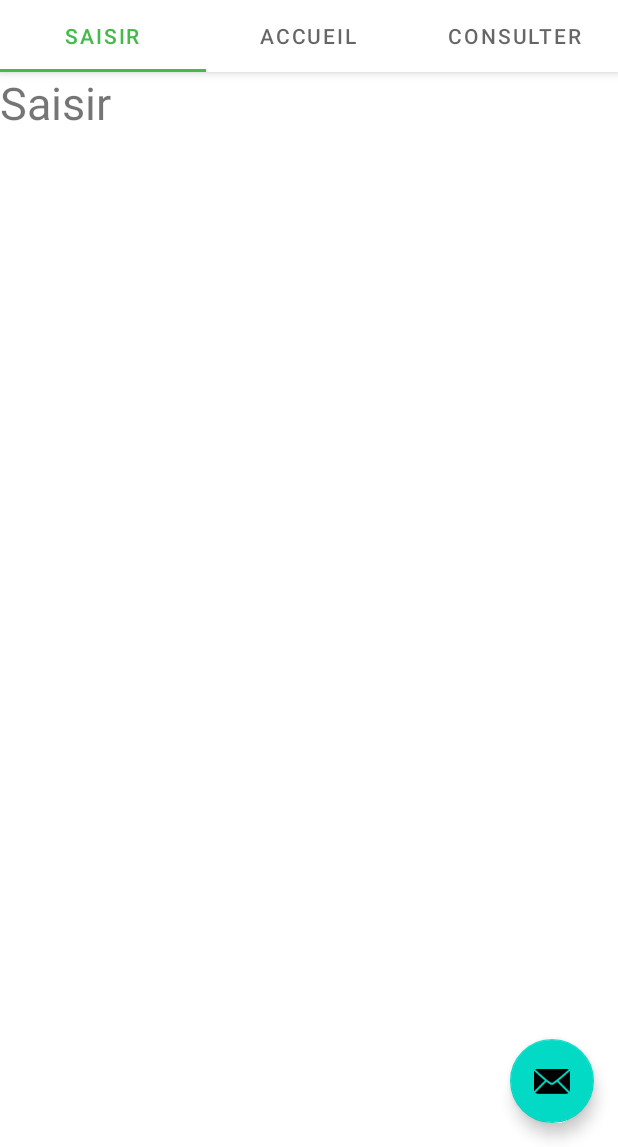
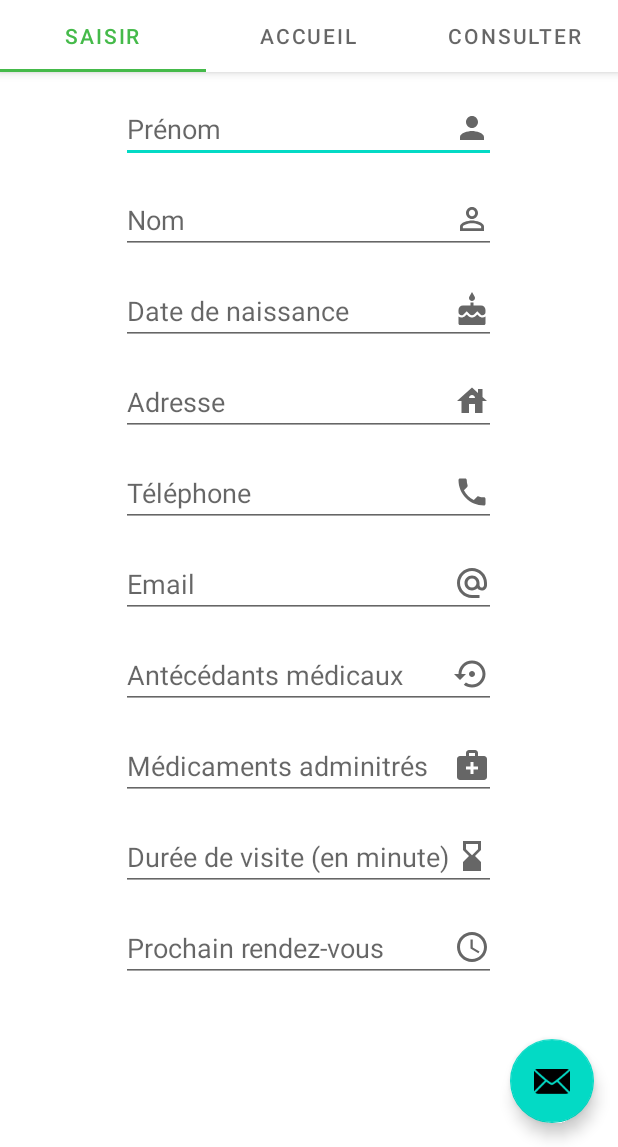
Before and after one commit to DevDeNiro/GSB-Gestion-Compte-Rendus, an Android app: the screen it shows after launch (MainActivity), on a phone screen of 412 x 824 dp, the part 89-1236 px from its top. Run offline under Robolectric (Android 15) with nearby library versions, the light colour scheme and no system bars.

Commit message:
Ajout champs et icones

```diff
--- /dev/null
+++ b/app/src/main/res/drawable/ante.xml
@@ -0,0 +1,10 @@
+<vector xmlns:android="http://schemas.android.com/apk/res/android"
+    android:width="24dp"
+    android:height="24dp"
+    android:viewportWidth="24"
+    android:viewportHeight="24"
+    android:tint="?attr/colorControlNormal">
+  <path
+      android:fillColor="@android:color/white"
+      android:pathData="M14,12c0,-1.1 -0.9,-2 -2,-2s-2,0.9 -2,2 0.9,2 2,2 2,-0.9 2,-2zM12,3c-4.97,0 -9,4.03 -9,9L0,12l4,4 4,-4L5,12c0,-3.87 3.13,-7 7,-7s7,3.13 7,7 -3.13,7 -7,7c-1.51,0 -2.91,-0.49 -4.06,-1.3l-1.42,1.44C8.04,20.3 9.94,21 12,21c4.97,0 9,-4.03 9,-9s-4.03,-9 -9,-9z"/>
+</vector>
--- /dev/null
+++ b/app/src/main/res/drawable/cake.xml
@@ -0,0 +1,10 @@
+<vector xmlns:android="http://schemas.android.com/apk/res/android"
+    android:width="24dp"
+    android:height="24dp"
+    android:viewportWidth="24"
+    android:viewportHeight="24"
+    android:tint="?attr/colorControlNormal">
+  <path
+      android:fillColor="@android:color/white"
+      android:pathData="M12,6c1.11,0 2,-0.9 2,-2 0,-0.38 -0.1,-0.73 -0.29,-1.03L12,0l-1.71,2.97c-0.19,0.3 -0.29,0.65 -0.29,1.03 0,1.1 0.9,2 2,2zM16.6,15.99l-1.07,-1.07 -1.08,1.07c-1.3,1.3 -3.58,1.31 -4.89,0l-1.07,-1.07 -1.09,1.07C6.75,16.64 5.88,17 4.96,17c-0.73,0 -1.4,-0.23 -1.96,-0.61L3,21c0,0.55 0.45,1 1,1h16c0.55,0 1,-0.45 1,-1v-4.61c-0.56,0.38 -1.23,0.61 -1.96,0.61 -0.92,0 -1.79,-0.36 -2.44,-1.01zM18,9h-5L13,7h-2v2L6,9c-1.66,0 -3,1.34 -3,3v1.54c0,1.08 0.88,1.96 1.96,1.96 0.52,0 1.02,-0.2 1.38,-0.57l2.14,-2.13 2.13,2.13c0.74,0.74 2.03,0.74 2.77,0l2.14,-2.13 2.13,2.13c0.37,0.37 0.86,0.57 1.38,0.57 1.08,0 1.96,-0.88 1.96,-1.96L20.99,12C21,10.34 19.66,9 18,9z"/>
+</vector>
--- /dev/null
+++ b/app/src/main/res/drawable/email.xml
@@ -0,0 +1,10 @@
+<vector xmlns:android="http://schemas.android.com/apk/res/android"
+    android:width="24dp"
+    android:height="24dp"
+    android:viewportWidth="24"
+    android:viewportHeight="24"
+    android:tint="?attr/colorControlNormal">
+  <path
+      android:fillColor="@android:color/white"
+      android:pathData="M12,2C6.48,2 2,6.48 2,12s4.48,10 10,10h5v-2h-5c-4.34,0 -8,-3.66 -8,-8s3.66,-8 8,-8 8,3.66 8,8v1.43c0,0.79 -0.71,1.57 -1.5,1.57s-1.5,-0.78 -1.5,-1.57L17,12c0,-2.76 -2.24,-5 -5,-5s-5,2.24 -5,5 2.24,5 5,5c1.38,0 2.64,-0.56 3.54,-1.47 0.65,0.89 1.77,1.47 2.96,1.47 1.97,0 3.5,-1.6 3.5,-3.57L22,12c0,-5.52 -4.48,-10 -10,-10zM12,15c-1.66,0 -3,-1.34 -3,-3s1.34,-3 3,-3 3,1.34 3,3 -1.34,3 -3,3z"/>
+</vector>
--- /dev/null
+++ b/app/src/main/res/drawable/house.xml
@@ -0,0 +1,10 @@
+<vector xmlns:android="http://schemas.android.com/apk/res/android"
+    android:width="24dp"
+    android:height="24dp"
+    android:viewportWidth="24"
+    android:viewportHeight="24"
+    android:tint="?attr/colorControlNormal">
+  <path
+      android:fillColor="@android:color/white"
+      android:pathData="M19,9.3V4h-3v2.6L12,3L2,12h3v8h5v-6h4v6h5v-8h3L19,9.3zM10,10c0,-1.1 0.9,-2 2,-2s2,0.9 2,2H10z"/>
+</vector>
--- /dev/null
+++ b/app/src/main/res/drawable/medoc.xml
@@ -0,0 +1,10 @@
+<vector xmlns:android="http://schemas.android.com/apk/res/android"
+    android:width="24dp"
+    android:height="24dp"
+    android:viewportWidth="24"
+    android:viewportHeight="24"
+    android:tint="?attr/colorControlNormal">
+  <path
+      android:fillColor="@android:color/white"
+      android:pathData="M20,6h-4V4c0,-1.1 -0.9,-2 -2,-2h-4C8.9,2 8,2.9 8,4v2H4C2.9,6 2,6.9 2,8v12c0,1.1 0.9,2 2,2h16c1.1,0 2,-0.9 2,-2V8C22,6.9 21.1,6 20,6zM10,4h4v2h-4V4zM16,15h-3v3h-2v-3H8v-2h3v-3h2v3h3V15z"/>
+</vector>
--- /dev/null
+++ b/app/src/main/res/drawable/person.xml
@@ -0,0 +1,10 @@
+<vector xmlns:android="http://schemas.android.com/apk/res/android"
+    android:width="24dp"
+    android:height="24dp"
+    android:viewportWidth="24"
+    android:viewportHeight="24"
+    android:tint="?attr/colorControlNormal">
+  <path
+      android:fillColor="@android:color/white"
+      android:pathData="M12,12c2.21,0 4,-1.79 4,-4s-1.79,-4 -4,-4 -4,1.79 -4,4 1.79,4 4,4zM12,14c-2.67,0 -8,1.34 -8,4v2h16v-2c0,-2.66 -5.33,-4 -8,-4z"/>
+</vector>
--- /dev/null
+++ b/app/src/main/res/drawable/person2.xml
@@ -0,0 +1,10 @@
+<vector xmlns:android="http://schemas.android.com/apk/res/android"
+    android:width="24dp"
+    android:height="24dp"
+    android:viewportWidth="24"
+    android:viewportHeight="24"
+    android:tint="?attr/colorControlNormal">
+  <path
+      android:fillColor="@android:color/white"
+      android:pathData="M12,5.9c1.16,0 2.1,0.94 2.1,2.1s-0.94,2.1 -2.1,2.1S9.9,9.16 9.9,8s0.94,-2.1 2.1,-2.1m0,9c2.97,0 6.1,1.46 6.1,2.1v1.1L5.9,18.1L5.9,17c0,-0.64 3.13,-2.1 6.1,-2.1M12,4C9.79,4 8,5.79 8,8s1.79,4 4,4 4,-1.79 4,-4 -1.79,-4 -4,-4zM12,13c-2.67,0 -8,1.34 -8,4v3h16v-3c0,-2.66 -5.33,-4 -8,-4z"/>
+</vector>
--- /dev/null
+++ b/app/src/main/res/drawable/phone.xml
@@ -0,0 +1,10 @@
+<vector xmlns:android="http://schemas.android.com/apk/res/android"
+    android:width="24dp"
+    android:height="24dp"
+    android:viewportWidth="24"
+    android:viewportHeight="24"
+    android:tint="?attr/colorControlNormal">
+  <path
+      android:fillColor="@android:color/white"
+      android:pathData="M6.62,10.79c1.44,2.83 3.76,5.14 6.59,6.59l2.2,-2.2c0.27,-0.27 0.67,-0.36 1.02,-0.24 1.12,0.37 2.33,0.57 3.57,0.57 0.55,0 1,0.45 1,1V20c0,0.55 -0.45,1 -1,1 -9.39,0 -17,-7.61 -17,-17 0,-0.55 0.45,-1 1,-1h3.5c0.55,0 1,0.45 1,1 0,1.25 0.2,2.45 0.57,3.57 0.11,0.35 0.03,0.74 -0.25,1.02l-2.2,2.2z"/>
+</vector>
--- /dev/null
+++ b/app/src/main/res/drawable/rdv.xml
@@ -0,0 +1,13 @@
+<vector xmlns:android="http://schemas.android.com/apk/res/android"
+    android:width="24dp"
+    android:height="24dp"
+    android:viewportWidth="24"
+    android:viewportHeight="24"
+    android:tint="?attr/colorControlNormal">
+  <path
+      android:fillColor="@android:color/white"
+      android:pathData="M11.99,2C6.47,2 2,6.48 2,12s4.47,10 9.99,10C17.52,22 22,17.52 22,12S17.52,2 11.99,2zM12,20c-4.42,0 -8,-3.58 -8,-8s3.58,-8 8,-8 8,3.58 8,8 -3.58,8 -8,8z"/>
+  <path
+      android:fillColor="@android:color/white"
+      android:pathData="M12.5,7H11v6l5.25,3.15 0.75,-1.23 -4.5,-2.67z"/>
+</vector>
--- /dev/null
+++ b/app/src/main/res/drawable/sablier.xml
@@ -0,0 +1,10 @@
+<vector xmlns:android="http://schemas.android.com/apk/res/android"
+    android:width="24dp"
+    android:height="24dp"
+    android:viewportWidth="24"
+    android:viewportHeight="24"
+    android:tint="?attr/colorControlNormal">
+  <path
+      android:fillColor="@android:color/white"
+      android:pathData="M18,22l-0.01,-6L14,12l3.99,-4.01L18,2H6v6l4,4l-4,3.99V22H18zM8,7.5V4h8v3.5l-4,4L8,7.5z"/>
+</vector>
--- a/app/src/main/res/layout/saisir.xml
+++ b/app/src/main/res/layout/saisir.xml
@@ -5,12 +5,102 @@
     android:layout_height="match_parent"
     android:gravity="center"
     >
+    <LinearLayout
+        android:layout_width="match_parent"
+        android:layout_height="match_parent"
+        android:orientation="vertical"
+        android:gravity="center_horizontal">
 
-    <TextView
-        android:layout_width="wrap_content"
+    <EditText
+        android:id="@+id/prenom"
+        android:layout_width="250dp"
         android:layout_height="wrap_content"
-        android:text="Saisir"
-        android:textSize="30sp"
-        />
+        android:layout_marginHorizontal="75dp"
+        android:layout_marginTop="15dp"
+        android:inputType=""
+        android:hint="Prénom"
+        android:drawableRight="@drawable/person"/>
+    <EditText
+        android:id="@+id/nom"
+        android:layout_width="250dp"
+        android:layout_height="wrap_content"
+        android:layout_marginHorizontal="75dp"
+        android:layout_marginTop="15dp"
+        android:inputType="text"
+        android:hint="Nom"
+        android:drawableRight="@drawable/person2"/>
+    <EditText
+        android:id="@+id/naissance"
+        android:layout_width="250dp"
+        android:layout_height="wrap_content"
+        android:layout_marginHorizontal="75dp"
+        android:layout_marginTop="15dp"
+        android:inputType="date"
+        android:hint="Date de naissance"
+        android:drawableRight="@drawable/cake"/>
+    <EditText
+        android:id="@+id/adresse"
+        android:layout_width="250dp"
+        android:layout_height="wrap_content"
+        android:layout_marginHorizontal="75dp"
+        android:layout_marginTop="15dp"
+        android:inputType="text"
+        android:hint="Adresse"
+        android:drawableRight="@drawable/house"/>
+    <EditText
+        android:id="@+id/telephone"
+        android:layout_width="250dp"
+        android:layout_height="wrap_content"
+        android:layout_marginHorizontal="75dp"
+        android:layout_marginTop="15dp"
+        android:inputType="phone"
+        android:hint="Téléphone"
+        android:drawableRight="@drawable/phone"/>
+    <EditText
+        android:id="@+id/email"
+        android:layout_width="250dp"
+        android:layout_height="wrap_content"
+        android:layout_marginHorizontal="75dp"
+        android:layout_marginTop="15dp"
+        android:inputType="textWebEmailAddress"
+        android:hint="Email"
+        android:drawableRight="@drawable/email"/>
+    <EditText
+        android:id="@+id/antecedant"
+        android:layout_width="250dp"
+        android:layout_height="wrap_content"
+        android:layout_marginHorizontal="75dp"
+        android:layout_marginTop="15dp"
+        android:inputType=""
+        android:hint="Antécédants médicaux"
+        android:drawableRight="@drawable/ante"/>
+    <EditText
+        android:id="@+id/medicament"
+        android:layout_width="250dp"
+        android:layout_height="wrap_content"
+        android:layout_marginHorizontal="75dp"
+        android:layout_marginTop="15dp"
+        android:inputType="text"
+        android:hint="Médicaments adminitrés"
+        android:drawableRight="@drawable/medoc"/>
+    <EditText
+        android:id="@+id/duree"
+        android:layout_width="250dp"
+        android:layout_height="wrap_content"
+        android:layout_marginHorizontal="75dp"
+        android:layout_marginTop="15dp"
+        android:inputType="number"
+        android:hint="Durée de visite (en minute)"
+        android:drawableRight="@drawable/sablier"/>
+    <EditText
+        android:id="@+id/rdv"
+        android:layout_width="250dp"
+        android:layout_height="wrap_content"
+        android:layout_marginHorizontal="75dp"
+        android:layout_marginTop="15dp"
+        android:inputType="date"
+        android:hint="Prochain rendez-vous"
+        android:drawableRight="@drawable/rdv"/>
 
+    </LinearLayout>
 </androidx.constraintlayout.widget.ConstraintLayout>
```
